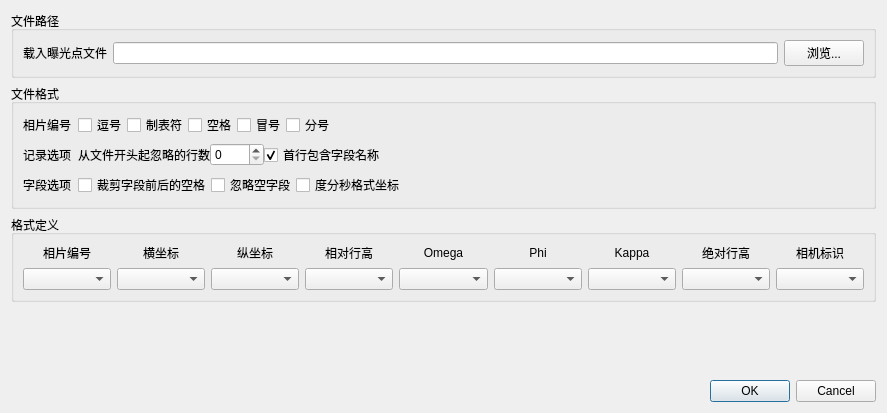
This is ui/uavposloaddialog.ui in RenShuYuan/UAVplatform as Qt 5 draws it before an edit. The edited form follows.
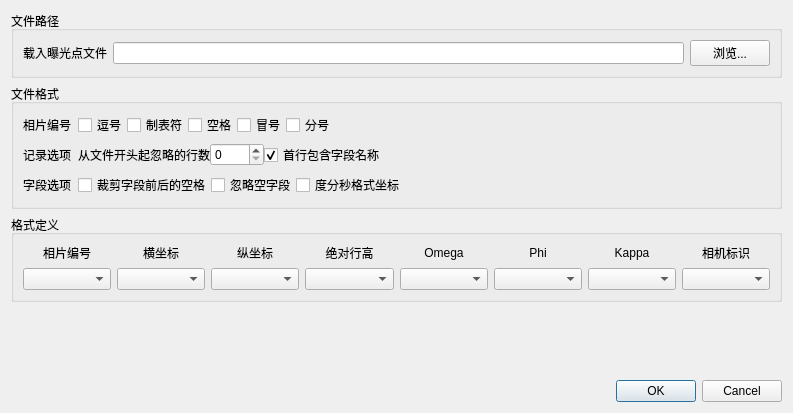
This is the edited form.

The edit to the form file:
```diff
--- a/ui/uavposloaddialog.ui
+++ b/ui/uavposloaddialog.ui
@@ -6,7 +6,7 @@
    <rect>
     <x>0</x>
     <y>0</y>
-    <width>887</width>
+    <width>793</width>
     <height>413</height>
    </rect>
   </property>
@@ -310,7 +310,7 @@
         <item>
          <widget class="QLabel" name="label_8">
           <property name="text">
-           <string>相对行高</string>
+           <string>绝对行高</string>
           </property>
           <property name="alignment">
            <set>Qt::AlignCenter</set>
@@ -347,16 +347,6 @@
           </property>
          </widget>
         </item>
-        <item>
-         <widget class="QLabel" name="label_12">
-          <property name="text">
-           <string>绝对行高</string>
-          </property>
-          <property name="alignment">
-           <set>Qt::AlignCenter</set>
-          </property>
-         </widget>
-        </item>
         <item>
          <widget class="QLabel" name="label_13">
           <property name="text">
@@ -395,9 +385,6 @@
         <item>
          <widget class="QComboBox" name="cmb_8"/>
         </item>
-        <item>
-         <widget class="QComboBox" name="cmb_9"/>
-        </item>
        </layout>
       </item>
      </layout>
```
Left out of the diff: 198 changed lines with no effect on the pictures.
